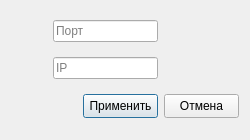
ElderPolokus/PC_resources, file conf_connection.ui: the form before one commit.
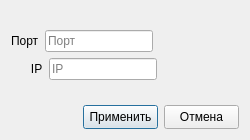
The form after the commit.

What changed in the file:
```diff
--- a/conf_connection.ui
+++ b/conf_connection.ui
@@ -13,7 +13,7 @@
   <property name="minimumSize">
    <size>
     <width>210</width>
-    <height>110</height>
+    <height>120</height>
    </size>
   </property>
   <property name="maximumSize">
@@ -26,7 +26,31 @@
    <string>Настройка подключения</string>
   </property>
   <layout class="QGridLayout" name="gridLayout">
-   <item row="0" column="1" colspan="2">
+   <item row="2" column="0">
+    <spacer name="verticalSpacer">
+     <property name="orientation">
+      <enum>Qt::Vertical</enum>
+     </property>
+     <property name="sizeHint" stdset="0">
+      <size>
+       <width>20</width>
+       <height>40</height>
+      </size>
+     </property>
+    </spacer>
+   </item>
+   <item row="1" column="0">
+    <layout class="QVBoxLayout" name="verticalLayout_4">
+     <item>
+      <layout class="QHBoxLayout" name="horizontalLayout">
+       <item>
+        <widget class="QLabel" name="label">
+         <property name="text">
+          <string>Порт</string>
+         </property>
+        </widget>
+       </item>
+       <item>
     <widget class="QLineEdit" name="lineEdit">
      <property name="minimumSize">
       <size>
@@ -45,7 +69,53 @@
      </property>
     </widget>
    </item>
-   <item row="3" column="0" colspan="2">
+       <item>
+        <spacer name="horizontalSpacer_2">
+         <property name="orientation">
+          <enum>Qt::Horizontal</enum>
+         </property>
+         <property name="sizeHint" stdset="0">
+          <size>
+           <width>40</width>
+           <height>20</height>
+          </size>
+         </property>
+        </spacer>
+       </item>
+      </layout>
+     </item>
+     <item>
+      <layout class="QHBoxLayout" name="horizontalLayout_2">
+       <item>
+        <widget class="QLabel" name="label_2">
+         <property name="text">
+          <string>      IP</string>
+         </property>
+        </widget>
+       </item>
+       <item>
+        <widget class="QLineEdit" name="lineEdit_2">
+         <property name="enabled">
+          <bool>true</bool>
+         </property>
+         <property name="minimumSize">
+          <size>
+           <width>75</width>
+           <height>22</height>
+          </size>
+         </property>
+         <property name="maximumSize">
+          <size>
+           <width>145</width>
+           <height>16777215</height>
+          </size>
+         </property>
+         <property name="placeholderText">
+          <string>IP</string>
+         </property>
+        </widget>
+       </item>
+       <item>
     <spacer name="horizontalSpacer_3">
      <property name="orientation">
       <enum>Qt::Horizontal</enum>
@@ -58,7 +128,26 @@
      </property>
     </spacer>
    </item>
-   <item row="3" column="2">
+      </layout>
+     </item>
+    </layout>
+   </item>
+   <item row="3" column="0">
+    <layout class="QHBoxLayout" name="horizontalLayout_3">
+     <item>
+      <spacer name="horizontalSpacer">
+       <property name="orientation">
+        <enum>Qt::Horizontal</enum>
+       </property>
+       <property name="sizeHint" stdset="0">
+        <size>
+         <width>40</width>
+         <height>20</height>
+        </size>
+       </property>
+      </spacer>
+     </item>
+     <item>
     <widget class="QPushButton" name="Accept">
      <property name="minimumSize">
       <size>
@@ -80,7 +169,7 @@
      </property>
     </widget>
    </item>
-   <item row="3" column="3">
+     <item>
     <widget class="QPushButton" name="Escape">
      <property name="maximumSize">
       <size>
@@ -93,76 +182,17 @@
      </property>
     </widget>
    </item>
-   <item row="1" column="1" colspan="2">
-    <widget class="QLineEdit" name="lineEdit_2">
-     <property name="enabled">
-      <bool>true</bool>
-     </property>
-     <property name="minimumSize">
-      <size>
-       <width>75</width>
-       <height>22</height>
-      </size>
-     </property>
-     <property name="maximumSize">
-      <size>
-       <width>145</width>
-       <height>16777215</height>
-      </size>
-     </property>
-     <property name="placeholderText">
-      <string>IP</string>
-     </property>
-    </widget>
+    </layout>
    </item>
    <item row="0" column="0">
-    <spacer name="horizontalSpacer">
+    <spacer name="verticalSpacer_2">
      <property name="orientation">
-      <enum>Qt::Horizontal</enum>
+      <enum>Qt::Vertical</enum>
      </property>
      <property name="sizeHint" stdset="0">
       <size>
-       <width>40</width>
-       <height>20</height>
-      </size>
-     </property>
-    </spacer>
-   </item>
-   <item row="1" column="0">
-    <spacer name="horizontalSpacer_2">
-     <property name="orientation">
-      <enum>Qt::Horizontal</enum>
-     </property>
-     <property name="sizeHint" stdset="0">
-      <size>
-       <width>40</width>
-       <height>20</height>
-      </size>
-     </property>
-    </spacer>
-   </item>
-   <item row="1" column="3">
-    <spacer name="horizontalSpacer_4">
-     <property name="orientation">
-      <enum>Qt::Horizontal</enum>
-     </property>
-     <property name="sizeHint" stdset="0">
-      <size>
-       <width>40</width>
-       <height>20</height>
-      </size>
-     </property>
-    </spacer>
-   </item>
-   <item row="0" column="3">
-    <spacer name="horizontalSpacer_5">
-     <property name="orientation">
-      <enum>Qt::Horizontal</enum>
-     </property>
-     <property name="sizeHint" stdset="0">
-      <size>
-       <width>40</width>
-       <height>20</height>
+       <width>20</width>
+       <height>40</height>
       </size>
      </property>
     </spacer>
```
Lines whose indentation alone changed are shown as unchanged.
